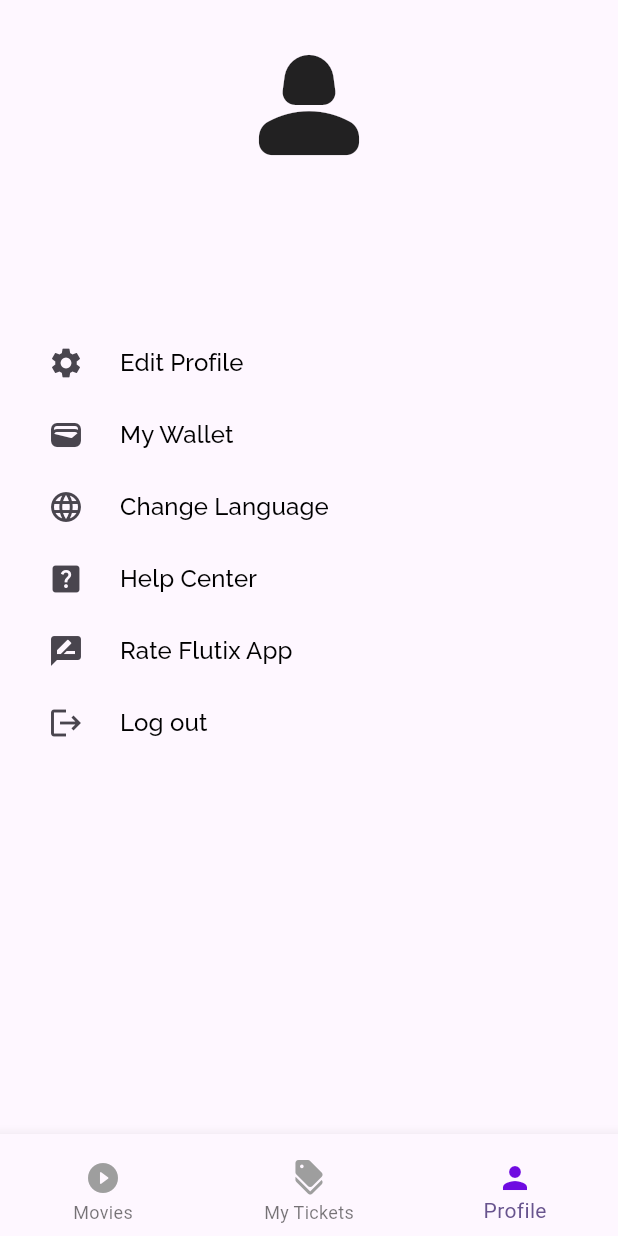
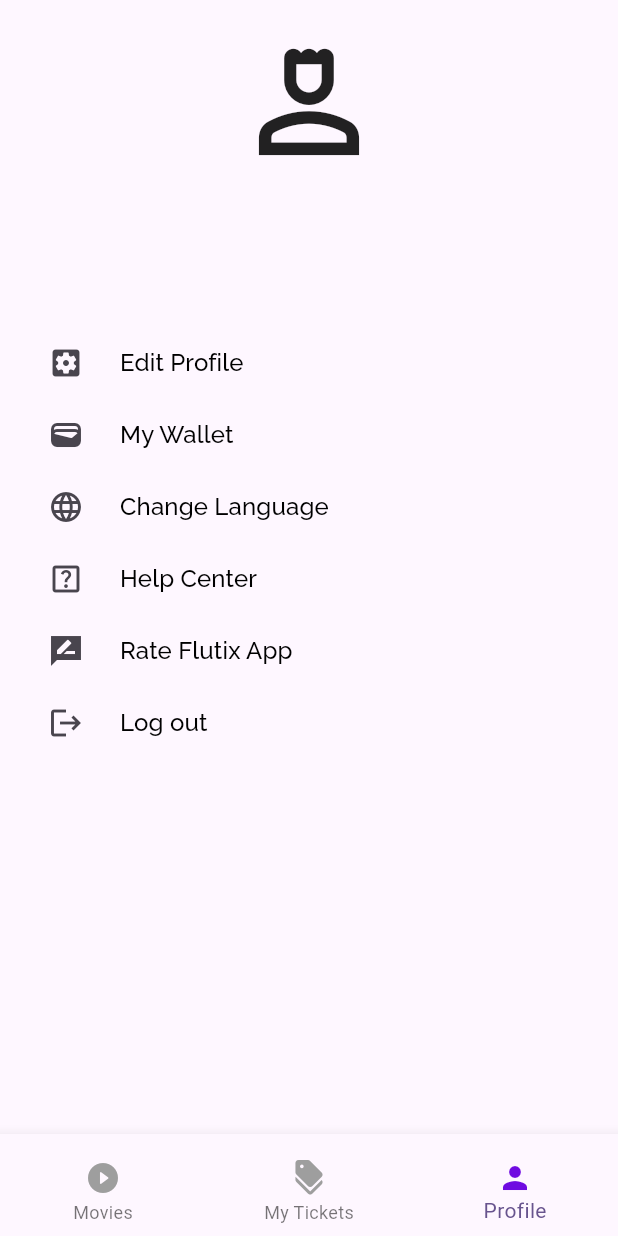
Before and after one commit to JerryFitriansyah/FlutixUTS, a Flutter app: the ProfilPage screen opened directly, on a phone screen of 412 x 824 dp. Run offline on Flutter 3.47's test engine with Material 3 defaults, Android fonts, the light colour scheme and no system bars; our stand-ins replace cloud_firestore, firebase_auth, firebase_core, google_fonts, shared_preferences; accounts and stored records are empty.

Commit message:
Add files via upload
ubah size dan icon baru

```diff
--- a/lib/profile.dart
+++ b/lib/profile.dart
@@ -66,12 +66,12 @@ class _ProfilePageState extends State<ProfilPage> {
                         } else if (snapshot.hasData) {
                           final profilePictureUrl = snapshot.data!;
                           return Icon(
-                            Icons.person_2_rounded,
+                            Icons.person_4_outlined,
                             size: 100,
                           );
                         } else {
                           return Icon(
-                            Icons.person_2_rounded,
+                            Icons.person_4_outlined,
                             size: 100,
                           );
                         }
@@ -91,7 +91,7 @@ class _ProfilePageState extends State<ProfilPage> {
                     Row(
                       children: [
                         IconButton(
-                            onPressed: () {}, icon: Icon(Icons.settings)),
+                            onPressed: () {}, icon: Icon(Icons.settings_applications)),
                         TextButton(
                             onPressed: () {
                               Navigator.push(
@@ -110,7 +110,7 @@ class _ProfilePageState extends State<ProfilPage> {
                     ),
                     Row(
                       children: [
-                        IconButton(onPressed: () {}, icon: Icon(Icons.wallet)),
+                        IconButton(onPressed: () {}, icon: Icon(Icons.wallet_rounded)),
                         TextButton(
                             onPressed: () {
                               Navigator.push(
@@ -130,7 +130,7 @@ class _ProfilePageState extends State<ProfilPage> {
                     Row(
                       children: [
                         IconButton(
-                            onPressed: () {}, icon: Icon(Icons.language)),
+                            onPressed: () {}, icon: Icon(Icons.language_rounded)),
                         TextButton(
                             onPressed: () {},
                             style: TextButton.styleFrom(
@@ -144,7 +144,7 @@ class _ProfilePageState extends State<ProfilPage> {
                     Row(
                       children: [
                         IconButton(
-                            onPressed: () {}, icon: Icon(Icons.help_center)),
+                            onPressed: () {}, icon: Icon(Icons.help_center_outlined)),
                         TextButton(
                             onPressed: () {},
                             style: TextButton.styleFrom(
@@ -158,7 +158,7 @@ class _ProfilePageState extends State<ProfilPage> {
                     Row(
                       children: [
                         IconButton(
-                            onPressed: () {}, icon: Icon(Icons.rate_review)),
+                            onPressed: () {}, icon: Icon(Icons.rate_review_sharp)),
                         TextButton(
                             onPressed: () {},
                             style: TextButton.styleFrom(
```
